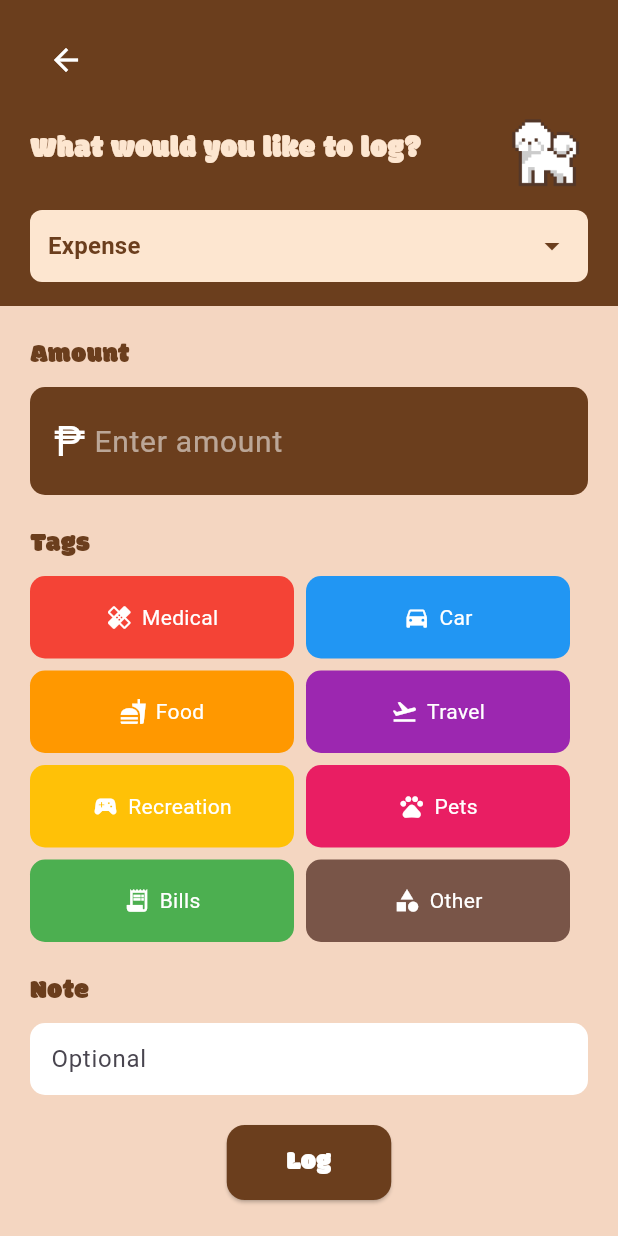
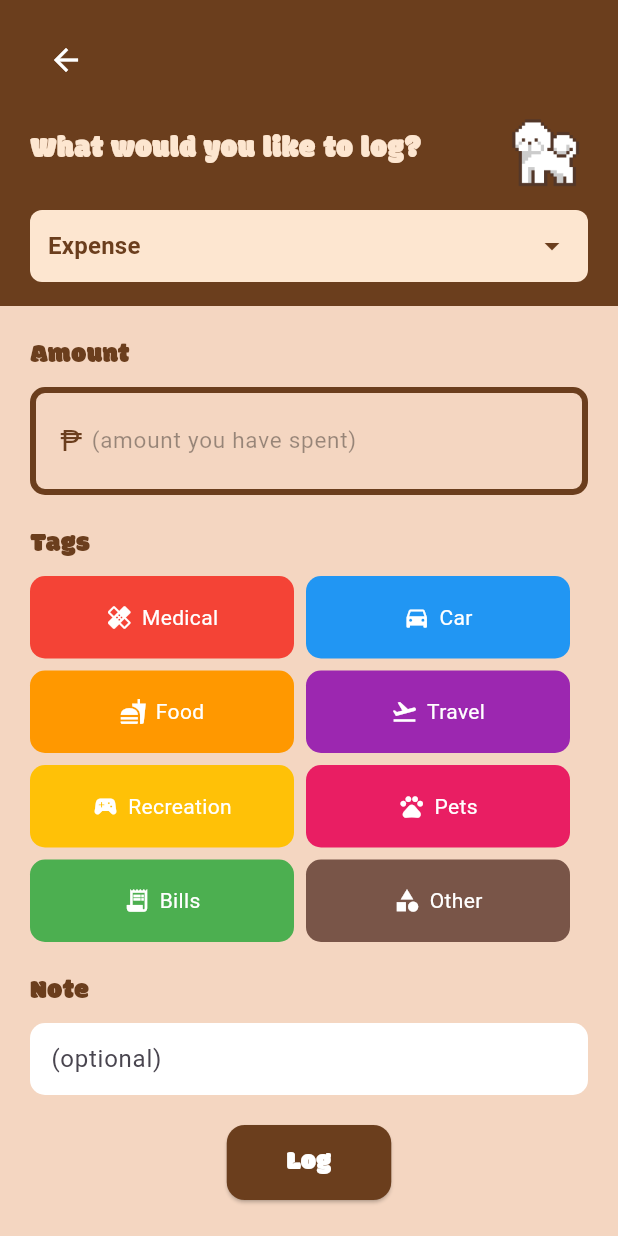
Before and after one commit to the34thempress/Budgipets, a Flutter app: the LogEntryPage screen opened by its route, on a phone screen of 412 x 824 dp. Run offline on Flutter 3.47's test engine with Material 3 defaults, Android fonts, the phone set to English and light mode, and no system bars; our stand-ins replace table_calendar; Roboto replaces fonts that are missing (PixelifySans-VariableFont_wght).

Commit message:
Better UI for input

```diff
--- a/lib/screens/main_screens/allowance.dart
+++ b/lib/screens/main_screens/allowance.dart
@@ -106,38 +106,41 @@ class _LogEntryPageState extends State<LogEntryPage>
 //input amount
                   Container(
   width: double.infinity,
-                  padding: const EdgeInsets.all(16),
+  padding: const EdgeInsets.symmetric(horizontal: 16),
   decoration: BoxDecoration(
-                    color: const Color(0xFF6B3E1D),
+    color: const Color(0xFFF4D6C1), // same as page background
+    border: Border.all(color: const Color(0xFF6B3E1D), width: 4), // border
     borderRadius: BorderRadius.circular(10),
   ),
+  height: 72, // fixed height to match previous box
   child: Row(
     crossAxisAlignment: CrossAxisAlignment.center,
     children: [
+      // Peso sign
       const Text(
         "₱",
         style: TextStyle(
-                          color: Colors.white,
-                          fontSize: 28,
+          color: Color(0xFF6B3E1D),
+          fontSize: 20,
           fontFamily: "PixelifySans-VariableFont_wght",
         ),
       ),
       const SizedBox(width: 6),
-//Editable input
+      // Editable input
       Expanded(
         child: TextField(
           controller: controller.amountController,
           keyboardType: TextInputType.number,
           style: const TextStyle(
             fontFamily: "PixelifySans-VariableFont_wght",
-                            fontSize: 20,
-                            color: Colors.white,
+            fontSize: 15,
+            color: Color(0xFF6B3E1D),
           ),
           textAlign: TextAlign.left,
           decoration: const InputDecoration(
-                            hintText: "Enter amount",
+            hintText: "(amount you have spent)",
             hintStyle: TextStyle(
-                              color: Colors.white54,
+              color: Colors.black38,
               fontFamily: "PixelifySans-VariableFont_wght",
             ),
             border: InputBorder.none,
--- a/lib/widgets/note_input.dart
+++ b/lib/widgets/note_input.dart
@@ -10,7 +10,7 @@ class NoteInput extends StatelessWidget {
     return TextField(
       controller: controller,
       decoration: InputDecoration(
-        hintText: "Optional",
+        hintText: "(optional)",
         filled: true,
         fillColor: Colors.white,
         contentPadding: const EdgeInsets.all(10),
```
Also changed, not shown: pubspec.lock. Lines whose indentation alone changed are shown as unchanged.
